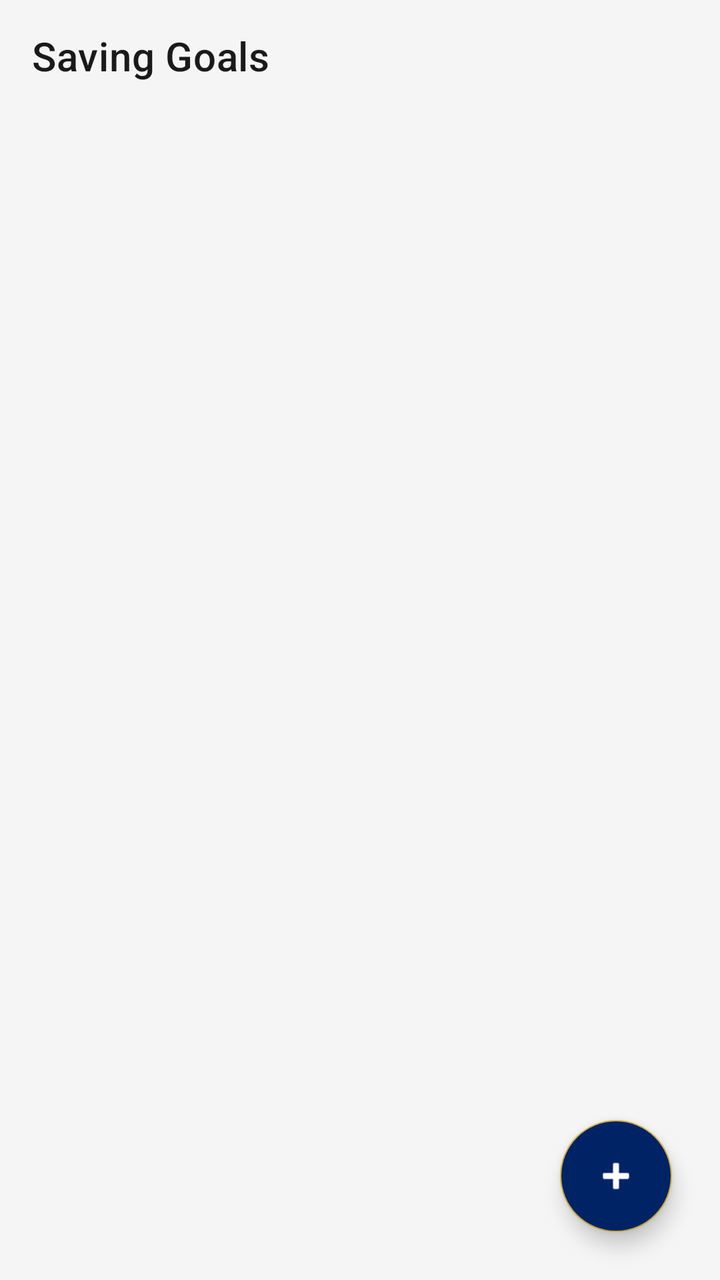
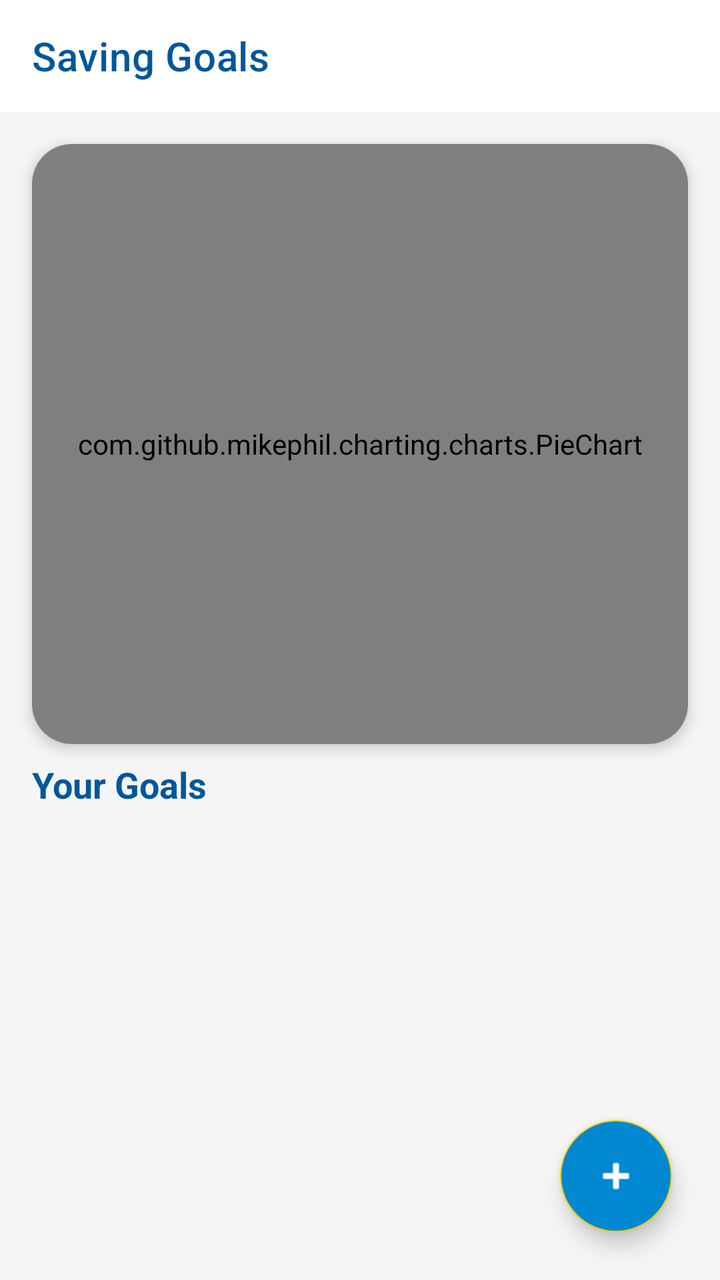

Screens rendered from an Android XML layout before and after an edit, with the pre-edit source and the edit as a unified diff.
<!-- AndroidManifest.xml: application theme Theme.SmartExpenseTracker -->
<!-- res/layout/activity_saving_goals.xml -->
<?xml version="1.0" encoding="utf-8"?>
<androidx.coordinatorlayout.widget.CoordinatorLayout xmlns:android="http://schemas.android.com/apk/res/android"
    xmlns:app="http://schemas.android.com/apk/res-auto"
    android:layout_width="match_parent"
    android:layout_height="match_parent"
    android:background="?android:attr/windowBackground">

    <com.google.android.material.appbar.AppBarLayout
        android:layout_width="match_parent"
        android:layout_height="wrap_content"
        android:background="@android:color/transparent"
        app:elevation="0dp">

        <androidx.appcompat.widget.Toolbar
            android:id="@+id/toolbar"
            android:layout_width="match_parent"
            android:layout_height="?attr/actionBarSize"
            app:title="Saving Goals"
            app:titleTextColor="?android:attr/textColorPrimary" />
    </com.google.android.material.appbar.AppBarLayout>

    <androidx.recyclerview.widget.RecyclerView
        android:id="@+id/rvSavingGoals"
        android:layout_width="match_parent"
        android:layout_height="match_parent"
        android:padding="8dp"
        android:clipToPadding="false"
        app:layout_behavior="@string/appbar_scrolling_view_behavior" />

    <com.google.android.material.floatingactionbutton.FloatingActionButton
        android:id="@+id/fabAddGoal"
        android:layout_width="wrap_content"
        android:layout_height="wrap_content"
        android:layout_gravity="bottom|end"
        android:layout_margin="24dp"
        android:src="@android:drawable/ic_input_add"
        app:tint="@color/white"
        android:backgroundTint="?attr/colorPrimary"/>

</androidx.coordinatorlayout.widget.CoordinatorLayout>
<!-- resources referenced by this layout -->
<resources>
  <color name="white">#FFFFFFFF</color>
  <style name="Theme.SmartExpenseTracker" parent="Theme.MaterialComponents.DayNight.NoActionBar">
          
          <item name="colorPrimary">@color/royal_blue</item>
          <item name="colorPrimaryVariant">@color/primary_dark_light</item>
          <item name="colorOnPrimary">@color/white</item>
          
          <item name="colorSecondary">@color/royal_gold</item>
          <item name="colorOnSecondary">@color/white</item>
  
          
          <item name="android:statusBarColor">?attr/colorPrimaryVariant</item>
          <item name="android:windowLightStatusBar" tools:targetApi="m">true</item>
  
          
          <item name="android:windowBackground">@color/luxury_light_bg</item>
          <item name="colorSurface">@color/white</item>
  
          
          <item name="android:textColorPrimary">@color/text_primary_light</item>
          <item name="android:textColorSecondary">@color/text_secondary_light</item>
  
          
          <item name="cardViewStyle">@style/PremiumCardView</item>
          <item name="textInputStyle">@style/PremiumTextInputLayout</item>
          <item name="materialButtonStyle">@style/PremiumButton</item>
          <item name="bottomNavigationStyle">@style/PremiumBottomNav</item>
      </style>
  <color name="royal_blue">#002366</color>
  <color name="primary_dark_light">#001A4D</color>
  <color name="royal_gold">#D4AF37</color>
  <color name="luxury_light_bg">#F5F5F5</color>
  <color name="text_primary_light">#1A1A1A</color>
  <color name="text_secondary_light">#757575</color>
  <style name="PremiumCardView" parent="Widget.MaterialComponents.CardView">
          <item name="cardCornerRadius">20dp</item>
          <item name="cardElevation">4dp</item>
          <item name="android:layout_margin">8dp</item>
          <item name="cardBackgroundColor">@color/white</item>
      </style>
  <style name="PremiumTextInputLayout" parent="Widget.MaterialComponents.TextInputLayout.OutlinedBox">
          <item name="boxCornerRadiusTopStart">12dp</item>
          <item name="boxCornerRadiusTopEnd">12dp</item>
          <item name="boxCornerRadiusBottomStart">12dp</item>
          <item name="boxCornerRadiusBottomEnd">12dp</item>
          <item name="boxStrokeColor">@color/royal_blue</item>
          <item name="hintTextColor">@color/royal_blue</item>
      </style>
  <style name="PremiumButton" parent="Widget.MaterialComponents.Button">
          <item name="cornerRadius">14dp</item>
          <item name="android:insetTop">0dp</item>
          <item name="android:insetBottom">0dp</item>
          <item name="android:textAllCaps">false</item>
          <item name="android:textStyle">bold</item>
          <item name="backgroundTint">@color/royal_blue</item>
      </style>
  <style name="PremiumBottomNav" parent="Widget.MaterialComponents.BottomNavigationView">
          <item name="backgroundTint">@color/white</item>
          <item name="itemIconTint">@color/royal_blue</item>
          <item name="itemTextColor">@color/text_secondary_light</item>
      </style>
</resources>

<!-- the commit's change to res/layout/activity_saving_goals.xml (unified diff, before → after) -->
@@ -8,7 +8,7 @@
     <com.google.android.material.appbar.AppBarLayout
         android:layout_width="match_parent"
         android:layout_height="wrap_content"
-        android:background="@android:color/transparent"
+        android:background="?attr/colorSurface"
         app:elevation="0dp">
 
         <androidx.appcompat.widget.Toolbar
@@ -19,13 +19,67 @@
             app:titleTextColor="?android:attr/textColorPrimary" />
     </com.google.android.material.appbar.AppBarLayout>
 
-    <androidx.recyclerview.widget.RecyclerView
-        android:id="@+id/rvSavingGoals"
+    <androidx.core.widget.NestedScrollView
         android:layout_width="match_parent"
         android:layout_height="match_parent"
-        android:padding="8dp"
-        android:clipToPadding="false"
-        app:layout_behavior="@string/appbar_scrolling_view_behavior" />
+        app:layout_behavior="@string/appbar_scrolling_view_behavior">
+
+        <LinearLayout
+            android:layout_width="match_parent"
+            android:layout_height="wrap_content"
+            android:orientation="vertical"
+            android:padding="8dp">
+
+            
+            <com.google.android.material.card.MaterialCardView
+                android:id="@+id/cardChart"
+                style="?attr/cardViewStyle"
+                android:layout_width="match_parent"
+                android:layout_height="300dp"
+                android:layout_marginBottom="16dp">
+
+                <RelativeLayout
+                    android:layout_width="match_parent"
+                    android:layout_height="match_parent">
+
+                    <com.github.mikephil.charting.charts.PieChart
+                        android:id="@+id/pieChartGoals"
+                        android:layout_width="match_parent"
+                        android:layout_height="match_parent"
+                        android:padding="16dp" />
+
+                    <TextView
+                        android:id="@+id/tvNoData"
+                        android:layout_width="wrap_content"
+                        android:layout_height="wrap_content"
+                        android:layout_centerInParent="true"
+                        android:text="No saving goals data available"
+                        android:visibility="gone"
+                        android:textColor="?android:attr/textColorSecondary"/>
+                </RelativeLayout>
+            </com.google.android.material.card.MaterialCardView>
+
+            
+            <TextView
+                android:layout_width="wrap_content"
+                android:layout_height="wrap_content"
+                android:layout_marginStart="8dp"
+                android:layout_marginBottom="8dp"
+                android:text="Your Goals"
+                android:textSize="18sp"
+                android:textStyle="bold"
+                android:textColor="?android:attr/textColorPrimary" />
+
+            
+            <androidx.recyclerview.widget.RecyclerView
+                android:id="@+id/rvSavingGoals"
+                android:layout_width="match_parent"
+                android:layout_height="wrap_content"
+                android:clipToPadding="false"
+                android:nestedScrollingEnabled="false" />
+
+        </LinearLayout>
+    </androidx.core.widget.NestedScrollView>
 
     <com.google.android.material.floatingactionbutton.FloatingActionButton
         android:id="@+id/fabAddGoal"
<!-- resource entries referenced after the edit -->
@@ -28,12 +28,12 @@
           <item name="materialButtonStyle">@style/PremiumButton</item>
           <item name="bottomNavigationStyle">@style/PremiumBottomNav</item>
       </style>
-  <color name="royal_blue">#002366</color>
-  <color name="primary_dark_light">#001A4D</color>
-  <color name="royal_gold">#D4AF37</color>
+  <color name="royal_blue">#0288D1</color>
+  <color name="primary_dark_light">#01579B</color>
+  <color name="royal_gold">#FFD600</color>
   <color name="luxury_light_bg">#F5F5F5</color>
-  <color name="text_primary_light">#1A1A1A</color>
-  <color name="text_secondary_light">#757575</color>
+  <color name="text_primary_light">#01579B</color>
+  <color name="text_secondary_light">#0277BD</color>
   <style name="PremiumCardView" parent="Widget.MaterialComponents.CardView">
           <item name="cardCornerRadius">20dp</item>
           <item name="cardElevation">4dp</item>
